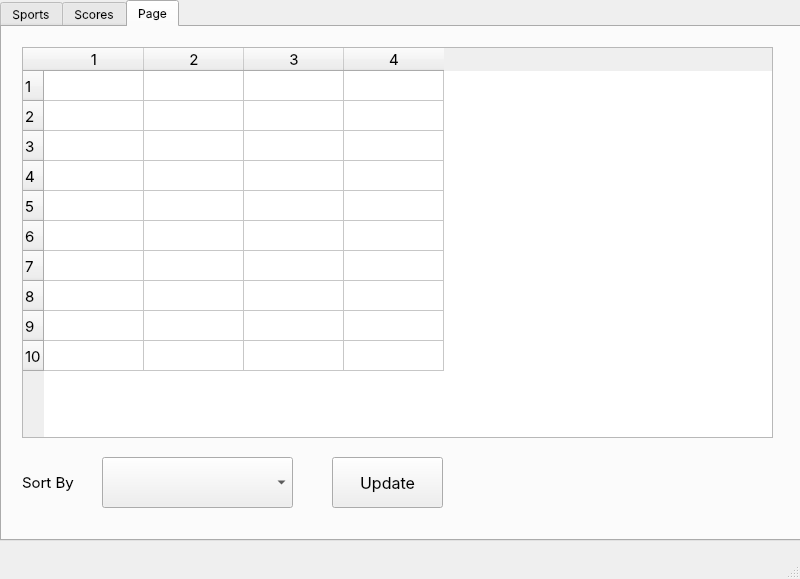
PHANTOM-2004/GameStatistics, file src/ui/mainwindow.ui: the form before one commit.
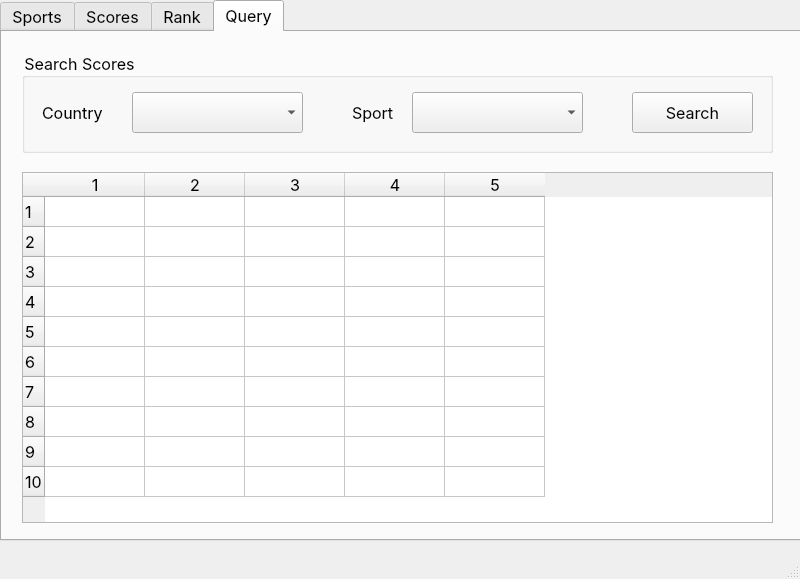
The form after the commit.

Commit message: add query page ui

Diff of the .ui file:
```diff
--- a/src/ui/mainwindow.ui
+++ b/src/ui/mainwindow.ui
@@ -26,10 +26,11 @@
     <property name="font">
      <font>
       <family>SF Pro Text</family>
+      <pointsize>12</pointsize>
      </font>
     </property>
     <property name="currentIndex">
-     <number>2</number>
+     <number>3</number>
     </property>
     <widget class="QWidget" name="Sports">
      <attribute name="title">
@@ -444,7 +445,7 @@
     </widget>
     <widget class="QWidget" name="Rank">
      <attribute name="title">
-      <string>Page</string>
+      <string>Rank</string>
      </attribute>
      <widget class="QComboBox" name="sortComboBox">
       <property name="geometry">
@@ -540,6 +541,141 @@
       <column/>
      </widget>
     </widget>
+    <widget class="QWidget" name="Query">
+     <attribute name="title">
+      <string>Query</string>
+     </attribute>
+     <widget class="QGroupBox" name="searchByCountry">
+      <property name="geometry">
+       <rect>
+        <x>20</x>
+        <y>20</y>
+        <width>751</width>
+        <height>101</height>
+       </rect>
+      </property>
+      <property name="font">
+       <font>
+        <family>SF Pro Text</family>
+        <pointsize>12</pointsize>
+       </font>
+      </property>
+      <property name="styleSheet">
+       <string notr="true">QGroupBox::title { font-size: 14px; }</string>
+      </property>
+      <property name="title">
+       <string>Search Scores</string>
+      </property>
+      <widget class="QComboBox" name="searchCountryComboBox">
+       <property name="geometry">
+        <rect>
+         <x>110</x>
+         <y>40</y>
+         <width>171</width>
+         <height>41</height>
+        </rect>
+       </property>
+      </widget>
+      <widget class="QComboBox" name="searchCountrySportComboBox">
+       <property name="geometry">
+        <rect>
+         <x>390</x>
+         <y>40</y>
+         <width>171</width>
+         <height>41</height>
+        </rect>
+       </property>
+      </widget>
+      <widget class="QPushButton" name="pushButton">
+       <property name="geometry">
+        <rect>
+         <x>610</x>
+         <y>40</y>
+         <width>121</width>
+         <height>41</height>
+        </rect>
+       </property>
+       <property name="font">
+        <font>
+         <family>SF Pro Text</family>
+         <pointsize>12</pointsize>
+        </font>
+       </property>
+       <property name="text">
+        <string>Search</string>
+       </property>
+      </widget>
+      <widget class="QLabel" name="searchCountryLabel">
+       <property name="geometry">
+        <rect>
+         <x>20</x>
+         <y>40</y>
+         <width>81</width>
+         <height>41</height>
+        </rect>
+       </property>
+       <property name="font">
+        <font>
+         <family>SF Pro Text</family>
+         <pointsize>12</pointsize>
+        </font>
+       </property>
+       <property name="text">
+        <string>Country</string>
+       </property>
+      </widget>
+      <widget class="QLabel" name="searchCountrySportLabel">
+       <property name="geometry">
+        <rect>
+         <x>330</x>
+         <y>40</y>
+         <width>61</width>
+         <height>41</height>
+        </rect>
+       </property>
+       <property name="font">
+        <font>
+         <family>SF Pro Text</family>
+         <pointsize>12</pointsize>
+        </font>
+       </property>
+       <property name="text">
+        <string>Sport</string>
+       </property>
+      </widget>
+     </widget>
+     <widget class="QTableWidget" name="tableWidget">
+      <property name="geometry">
+       <rect>
+        <x>20</x>
+        <y>140</y>
+        <width>751</width>
+        <height>351</height>
+       </rect>
+      </property>
+      <property name="rowCount">
+       <number>10</number>
+      </property>
+      <property name="columnCount">
+       <number>5</number>
+      </property>
+      <row/>
+      <row/>
+      <row/>
+      <row/>
+      <row/>
+      <row/>
+      <row/>
+      <row/>
+      <row/>
+      <row/>
+      <column/>
+      <column/>
+      <column/>
+      <column/>
+      <column/>
+     </widget>
+    </widget>
    </widget>
   </widget>
   <widget class="QMenuBar" name="menubar">
```
